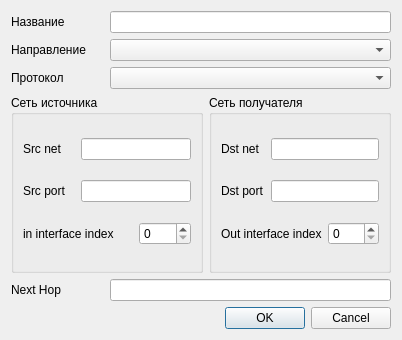
Qt form mdi/forms/classes.ui (brat002/ExpertBilling) before a commit.
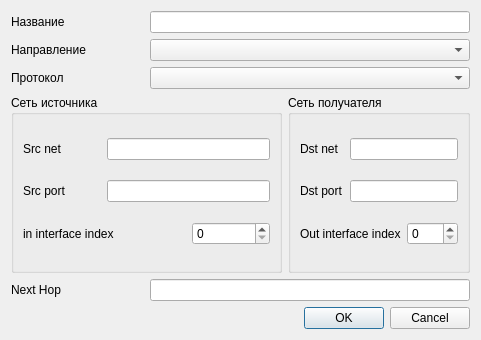
The same form after that commit.

Patch:
```diff
--- a/mdi/forms/classes.ui
+++ b/mdi/forms/classes.ui
@@ -6,7 +6,7 @@
    <rect>
     <x>0</x>
     <y>0</y>
-    <width>402</width>
+    <width>481</width>
     <height>340</height>
    </rect>
   </property>
```
